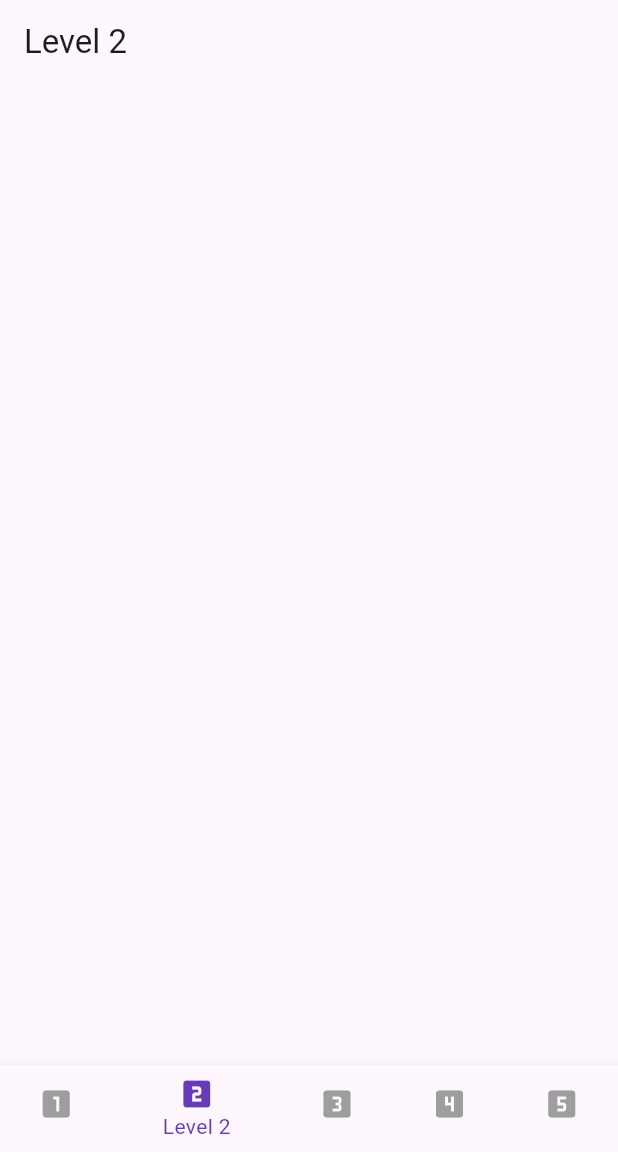
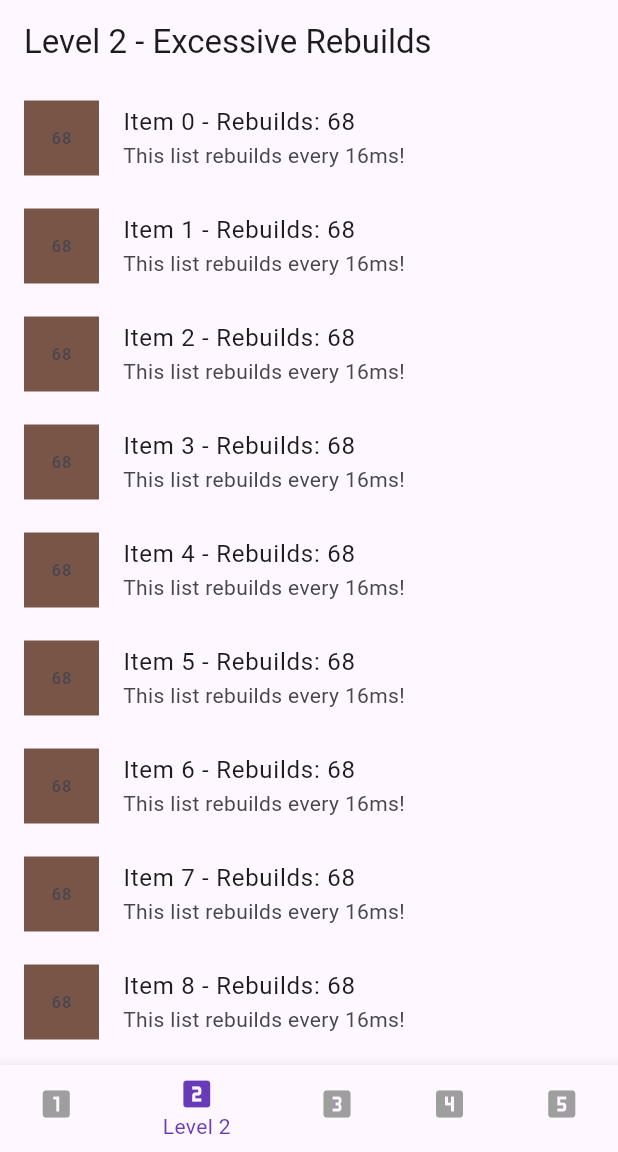
Before and after one commit to Leonardo1952/exploring_devtools, a Flutter app: the screen it shows after launch, item 2 of the bottom bar chosen, on a phone screen of 412 x 824 dp, the part 84-1236 px from its top. Run offline on Flutter 3.47's test engine with Material 3 defaults, Android fonts, the light colour scheme and no system bars; our stand-ins replace cached_network_image; network calls fail.

Commit message:
create level2

```diff
--- a/lib/level2_page.dart
+++ b/lib/level2_page.dart
@@ -1,13 +1,58 @@
 import 'package:flutter/material.dart';
 
-class Level2Page extends StatelessWidget {
+import 'dart:async';
+import 'dart:math';
+
+class Level2Page extends StatefulWidget {
   const Level2Page({super.key});
+
+  @override
+  State<Level2Page> createState() => _Level2PageState();
+}
+
+class _Level2PageState extends State<Level2Page> {
+  Timer? _timer;
+  int _counter = 0;
+
+  @override
+  void initState() {
+    super.initState();
+    _timer = Timer.periodic(const Duration(milliseconds: 16), (timer) {
+      if (mounted) {
+        setState(() {
+          _counter++;
+        });
+      }
+    });
+  }
+
+  @override
+  void dispose() {
+    _timer?.cancel();
+    super.dispose();
+  }
 
   @override
   Widget build(BuildContext context) {
     return Scaffold(
-      appBar: AppBar(title: const Text('Level 2')),
-      body: Center(),
+      appBar: AppBar(title: const Text('Level 2 - Excessive Rebuilds')),
+      body: ListView.builder(
+        itemCount: 1000,
+        itemBuilder: (context, index) {
+          final randomColor =
+              Colors.primaries[Random().nextInt(Colors.primaries.length)];
+          return ListTile(
+            leading: Container(
+              width: 50,
+              height: 50,
+              color: randomColor,
+              child: Center(child: Text('${_counter % 100}')),
+            ),
+            title: Text('Item $index - Rebuilds: $_counter'),
+            subtitle: const Text('This list rebuilds every 16ms!'),
+          );
+        },
+      ),
     );
   }
 }
```
